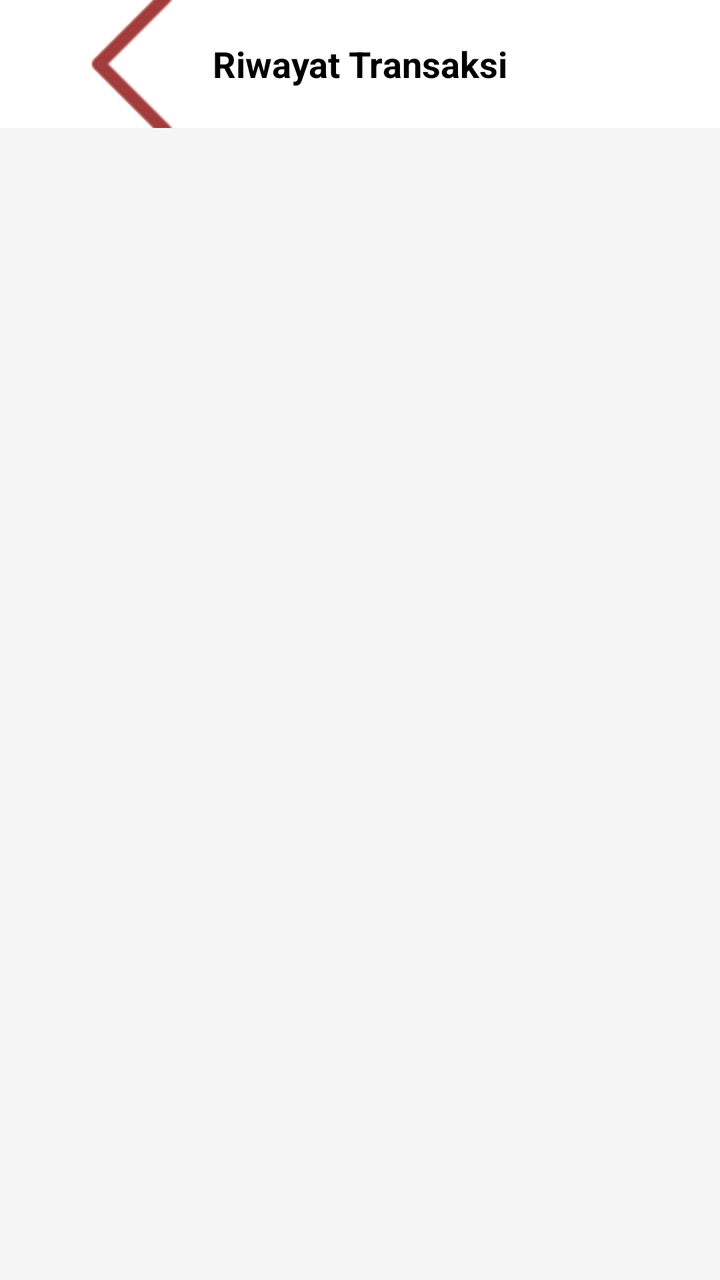
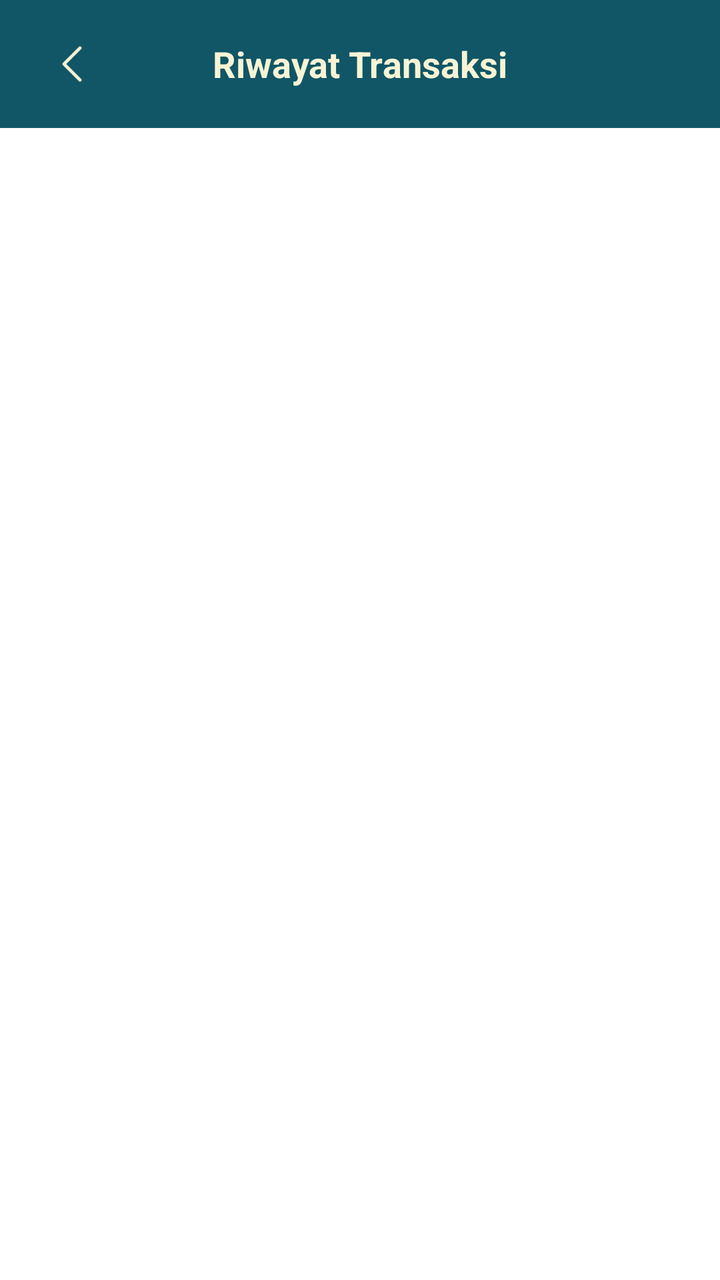

Screens rendered from an Android XML layout before and after an edit, with the pre-edit source and the edit as a unified diff.
<!-- AndroidManifest.xml: application theme Theme.Penjualan -->
<!-- res/layout/activity_riwayat.xml -->
<?xml version="1.0" encoding="utf-8"?>
<LinearLayout xmlns:android="http://schemas.android.com/apk/res/android"
    android:layout_width="match_parent"
    android:layout_height="match_parent"
    android:orientation="vertical"
    android:background="#F5F5F5">

    <RelativeLayout
        android:layout_width="match_parent"
        android:layout_height="?attr/actionBarSize"
        android:background="@color/white"
        android:paddingHorizontal="16dp">

        <ImageButton
            android:id="@+id/btnBackRiwayat"
            android:layout_width="wrap_content"
            android:layout_height="wrap_content"
            android:layout_centerVertical="true"
            android:background="?attr/selectableItemBackgroundBorderless"
            android:src="@drawable/ic_back" />
        <TextView
        android:layout_width="wrap_content"
        android:layout_height="wrap_content"
        android:layout_centerInParent="true"
        android:text="Riwayat Transaksi"
        android:textSize="18sp"
        android:textStyle="bold"
        android:textColor="@android:color/black" />
    </RelativeLayout>

    <androidx.recyclerview.widget.RecyclerView
        android:id="@+id/rvRiwayat"
        android:layout_width="match_parent"
        android:layout_height="match_parent"
        android:clipToPadding="false"
        android:padding="8dp" />

</LinearLayout>
<!-- resources referenced by this layout -->
<resources>
  <color name="white">#FFFFFFFF</color>
  <!-- drawable ic_back: png bitmap (drawable, 536 bytes) -->
  <style name="Theme.Penjualan" parent="Base.Theme.Penjualan" />
  <style name="Base.Theme.Penjualan" parent="Theme.Material3.DayNight.NoActionBar">
          
          
      </style>
</resources>

<!-- the commit's change to res/layout/activity_riwayat.xml (unified diff, before → after) -->
@@ -1,23 +1,27 @@
 <?xml version="1.0" encoding="utf-8"?>
 <LinearLayout xmlns:android="http://schemas.android.com/apk/res/android"
+    xmlns:app="http://schemas.android.com/apk/res-auto"
     android:layout_width="match_parent"
     android:layout_height="match_parent"
     android:orientation="vertical"
-    android:background="#F5F5F5">
+    android:background="@color/white">
 
     <RelativeLayout
         android:layout_width="match_parent"
         android:layout_height="?attr/actionBarSize"
-        android:background="@color/white"
+        android:background="@color/teal_deep"
         android:paddingHorizontal="16dp">
 
         <ImageButton
             android:id="@+id/btnBackRiwayat"
-            android:layout_width="wrap_content"
-            android:layout_height="wrap_content"
+            android:layout_width="40dp"
+            android:layout_height="40dp"
             android:layout_centerVertical="true"
             android:background="?attr/selectableItemBackgroundBorderless"
-            android:src="@drawable/ic_back" />
+            android:src="@drawable/ic_back"
+            android:padding="8dp"
+            android:scaleType="centerInside"
+            app:tint="@color/cream" />
         <TextView
         android:layout_width="wrap_content"
         android:layout_height="wrap_content"
@@ -25,7 +29,7 @@
         android:text="Riwayat Transaksi"
         android:textSize="18sp"
         android:textStyle="bold"
-        android:textColor="@android:color/black" />
+        android:textColor="@color/cream" />
     </RelativeLayout>
 
     <androidx.recyclerview.widget.RecyclerView
<!-- resource entries referenced after the edit -->
@@ -1,11 +1,23 @@
 <!-- resources referenced by this layout -->
 <resources>
+  <color name="cream">#F7F4D5</color>
+  <color name="teal_deep">#105666</color>
   <color name="white">#FFFFFFFF</color>
   <!-- drawable ic_back: png bitmap (drawable, 536 bytes) -->
   <style name="Theme.Penjualan" parent="Base.Theme.Penjualan" />
   <style name="Base.Theme.Penjualan" parent="Theme.Material3.DayNight.NoActionBar">
           
-          
+          <item name="colorPrimary">@color/teal_deep</item>
+          <item name="colorOnPrimary">@color/cream</item>
+          <item name="colorPrimaryContainer">@color/teal_light</item>
+          <item name="colorOnPrimaryContainer">@color/white</item>
+  
+          <item name="colorSecondary">@color/teal_light</item>
+          <item name="colorOnSecondary">@color/white</item>
+  
+          <item name="android:windowBackground">@color/white</item>
+          <item name="android:statusBarColor">@color/teal_deep</item>
       </style>
+  <color name="teal_light">#1A7D91</color>
 </resources>
 
